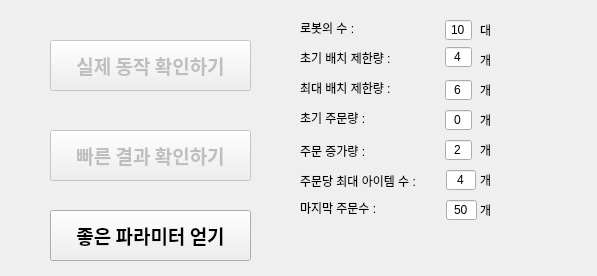
This is Dynamic/dynamic_sim_gui.ui in JeonHyeongJunKW/warehouse-simulator as Qt 5 draws it before an edit. The edited form follows.
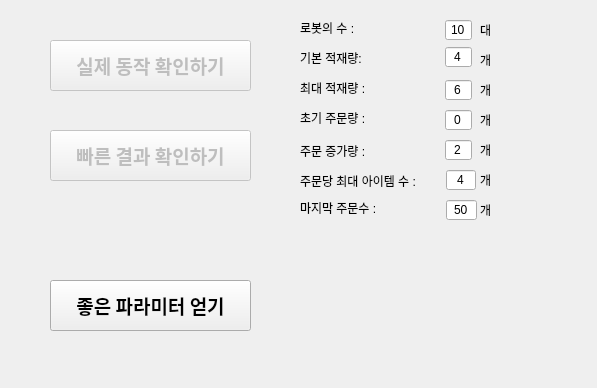
This is the edited form.

Patch:
```diff
--- a/Dynamic/dynamic_sim_gui.ui
+++ b/Dynamic/dynamic_sim_gui.ui
@@ -7,7 +7,7 @@
     <x>0</x>
     <y>0</y>
     <width>597</width>
-    <height>276</height>
+    <height>388</height>
    </rect>
   </property>
   <property name="windowTitle">
@@ -96,7 +96,7 @@
     </rect>
    </property>
    <property name="text">
-    <string>초기 배치 제한량 :</string>
+    <string>기본 적재량:</string>
    </property>
   </widget>
   <widget class="QLabel" name="label_3">
@@ -109,7 +109,7 @@
     </rect>
    </property>
    <property name="text">
-    <string>최대 배치 제한량 :</string>
+    <string>최대 적재량 :</string>
    </property>
   </widget>
   <widget class="QLabel" name="label_4">
@@ -374,7 +374,7 @@
    <property name="geometry">
     <rect>
      <x>50</x>
-     <y>210</y>
+     <y>280</y>
      <width>201</width>
      <height>51</height>
     </rect>
```
